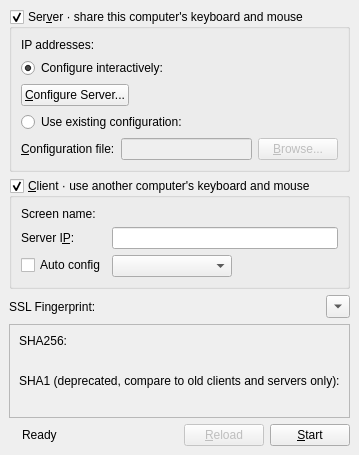
Before: the Qt Designer form src/gui/src/MainWindow.ui in Waltarb/inputgate, drawn with Qt 5.
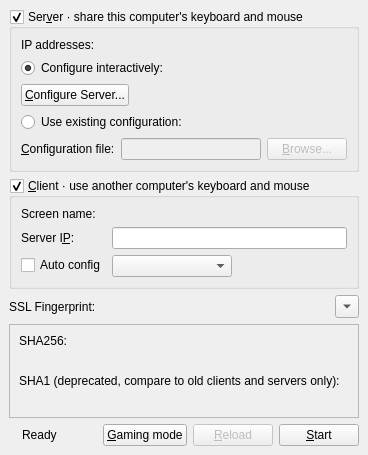
After: the same form once the commit is applied. Custom widgets are drawn as their Qt base class.

Commit message:
GUI: add a gaming mode button and stop the service's server on quit
Gaming mode (main window and tray menu) stops the server or client
completely while a game runs, so nothing hooks the keyboard and mouse.
Turning it off, or pressing Start, starts it again.

Quit used to leave the Windows service running the last command. It now
tells the service to stop and waits for the message to go out first.

What changed in the file:
```diff
--- a/src/gui/src/MainWindow.ui
+++ b/src/gui/src/MainWindow.ui
@@ -340,6 +340,19 @@
         </property>
        </spacer>
       </item>
+      <item>
+       <widget class="QPushButton" name="m_pButtonGamingMode">
+        <property name="toolTip">
+         <string>Stop Inputgate completely while you play; click again to start it</string>
+        </property>
+        <property name="text">
+         <string>&amp;Gaming mode</string>
+        </property>
+        <property name="checkable">
+         <bool>true</bool>
+        </property>
+       </widget>
+      </item>
       <item>
        <widget class="QPushButton" name="m_pButtonReload">
         <property name="enabled">
```
The commit also changes 4 other files.
